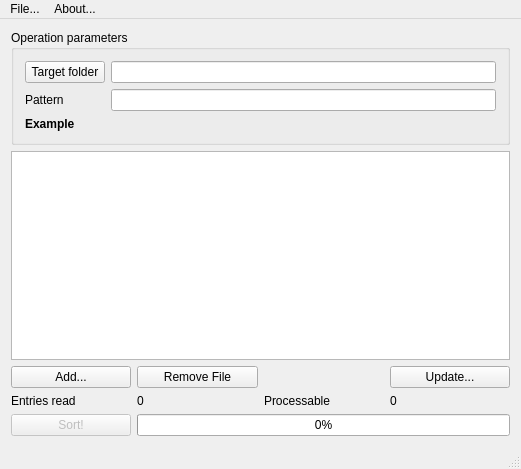
Above: mainwindow.ui from flxw/qtagsort before the change. Below: the same form after it.
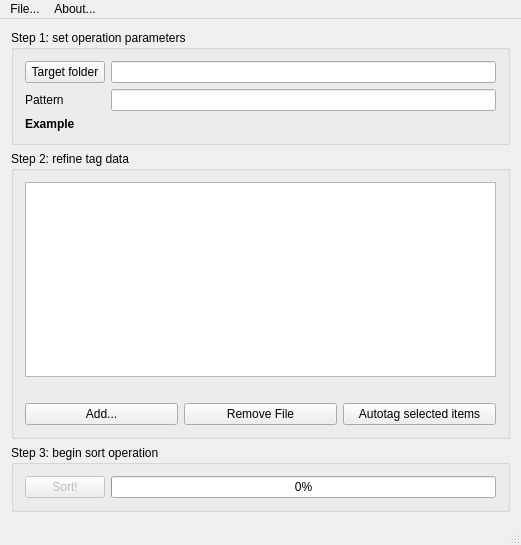
That is the form after the change.

What changed in the file:
```diff
--- a/mainwindow.ui
+++ b/mainwindow.ui
@@ -7,7 +7,7 @@
     <x>0</x>
     <y>0</y>
     <width>521</width>
-    <height>469</height>
+    <height>545</height>
    </rect>
   </property>
   <property name="sizePolicy">
@@ -24,91 +24,10 @@
   </property>
   <widget class="QWidget" name="centralWidget">
    <layout class="QGridLayout" name="gridLayout_2">
-    <item row="1" column="0" colspan="4">
-     <widget class="QTableView" name="tableView">
-      <property name="editTriggers">
-       <set>QAbstractItemView::DoubleClicked</set>
-      </property>
-      <property name="tabKeyNavigation">
-       <bool>false</bool>
-      </property>
-      <property name="showDropIndicator" stdset="0">
-       <bool>false</bool>
-      </property>
-      <property name="dragDropOverwriteMode">
-       <bool>false</bool>
-      </property>
-      <property name="selectionMode">
-       <enum>QAbstractItemView::SingleSelection</enum>
-      </property>
-      <property name="selectionBehavior">
-       <enum>QAbstractItemView::SelectRows</enum>
-      </property>
-      <property name="gridStyle">
-       <enum>Qt::DotLine</enum>
-      </property>
-      <property name="sortingEnabled">
-       <bool>true</bool>
-      </property>
-      <property name="cornerButtonEnabled">
-       <bool>false</bool>
-      </property>
-      <attribute name="horizontalHeaderHighlightSections">
-       <bool>false</bool>
-      </attribute>
-      <attribute name="horizontalHeaderStretchLastSection">
-       <bool>true</bool>
-      </attribute>
-      <attribute name="verticalHeaderVisible">
-       <bool>false</bool>
-      </attribute>
-     </widget>
-    </item>
-    <item row="2" column="0">
-     <widget class="QPushButton" name="addEntryButton">
-      <property name="text">
-       <string>Add...</string>
-      </property>
-     </widget>
-    </item>
-    <item row="2" column="1">
-     <widget class="QPushButton" name="delEntryButton">
-      <property name="text">
-       <string>Remove File</string>
-      </property>
-     </widget>
-    </item>
-    <item row="3" column="0">
-     <widget class="QLabel" name="entriesReadLabel">
-      <property name="text">
-       <string>Entries read</string>
-      </property>
-     </widget>
-    </item>
-    <item row="5" column="0">
-     <widget class="QPushButton" name="beginSortButton">
-      <property name="enabled">
-       <bool>false</bool>
-      </property>
-      <property name="text">
-       <string>Sort!</string>
-      </property>
-     </widget>
-    </item>
-    <item row="5" column="1" colspan="3">
-     <widget class="QProgressBar" name="progressBar">
-      <property name="value">
-       <number>0</number>
-      </property>
-      <property name="orientation">
-       <enum>Qt::Horizontal</enum>
-      </property>
-     </widget>
-    </item>
-    <item row="0" column="0" colspan="4">
+    <item row="0" column="0" colspan="3">
      <widget class="QGroupBox" name="groupBox_2">
       <property name="title">
-       <string>Operation parameters</string>
+       <string>Step 1: set operation parameters</string>
       </property>
       <layout class="QGridLayout" name="gridLayout">
        <item row="0" column="0" colspan="3">
@@ -161,32 +80,110 @@
       </layout>
      </widget>
     </item>
-    <item row="2" column="3">
-     <widget class="QPushButton" name="updateEntryButton">
-      <property name="text">
-       <string>Update...</string>
+    <item row="2" column="0" colspan="3">
+     <widget class="QGroupBox" name="groupBox">
+      <property name="title">
+       <string>Step 2: refine tag data</string>
       </property>
+      <layout class="QGridLayout" name="gridLayout_3">
+       <item row="2" column="1">
+        <widget class="QPushButton" name="delEntryButton">
+         <property name="text">
+          <string>Remove File</string>
+         </property>
+        </widget>
+       </item>
+       <item row="0" column="0" colspan="3">
+        <widget class="QTableView" name="tableView">
+         <property name="editTriggers">
+          <set>QAbstractItemView::DoubleClicked</set>
+         </property>
+         <property name="tabKeyNavigation">
+          <bool>false</bool>
+         </property>
+         <property name="showDropIndicator" stdset="0">
+          <bool>false</bool>
+         </property>
+         <property name="dragDropOverwriteMode">
+          <bool>false</bool>
+         </property>
+         <property name="selectionMode">
+          <enum>QAbstractItemView::SingleSelection</enum>
+         </property>
+         <property name="selectionBehavior">
+          <enum>QAbstractItemView::SelectRows</enum>
+         </property>
+         <property name="gridStyle">
+          <enum>Qt::DotLine</enum>
+         </property>
+         <property name="sortingEnabled">
+          <bool>true</bool>
+         </property>
+         <property name="cornerButtonEnabled">
+          <bool>false</bool>
+         </property>
+         <attribute name="horizontalHeaderHighlightSections">
+          <bool>false</bool>
+         </attribute>
+         <attribute name="horizontalHeaderStretchLastSection">
+          <bool>true</bool>
+         </attribute>
+         <attribute name="verticalHeaderVisible">
+          <bool>false</bool>
+         </attribute>
+        </widget>
+       </item>
+       <item row="2" column="0">
+        <widget class="QPushButton" name="addEntryButton">
+         <property name="text">
+          <string>Add...</string>
+         </property>
+        </widget>
+       </item>
+       <item row="2" column="2">
+        <widget class="QPushButton" name="updateEntryButton">
+         <property name="text">
+          <string>Autotag selected items</string>
+         </property>
+        </widget>
+       </item>
+       <item row="1" column="0" colspan="3">
+        <widget class="QLabel" name="fileLocLabel">
+         <property name="text">
+          <string/>
+         </property>
+        </widget>
+       </item>
+      </layout>
      </widget>
     </item>
-    <item row="3" column="2">
-     <widget class="QLabel" name="processableLabel">
-      <property name="text">
-       <string>Processable</string>
+    <item row="3" column="0" colspan="3">
+     <widget class="QGroupBox" name="groupBox_3">
+      <property name="title">
+       <string>Step 3: begin sort operation</string>
       </property>
-     </widget>
-    </item>
-    <item row="3" column="1">
-     <widget class="QLabel" name="entriesReadDispLabel">
-      <property name="text">
-       <string>0</string>
-      </property>
-     </widget>
-    </item>
-    <item row="3" column="3">
-     <widget class="QLabel" name="processableDispLabel">
-      <property name="text">
-       <string>0</string>
-      </property>
+      <layout class="QGridLayout" name="gridLayout_4">
+       <item row="0" column="0">
+        <widget class="QPushButton" name="beginSortButton">
+         <property name="enabled">
+          <bool>false</bool>
+         </property>
+         <property name="text">
+          <string>Sort!</string>
+         </property>
+        </widget>
+       </item>
+       <item row="0" column="1">
+        <widget class="QProgressBar" name="progressBar">
+         <property name="value">
+          <number>0</number>
+         </property>
+         <property name="orientation">
+          <enum>Qt::Horizontal</enum>
+         </property>
+        </widget>
+       </item>
+      </layout>
      </widget>
     </item>
    </layout>
```
